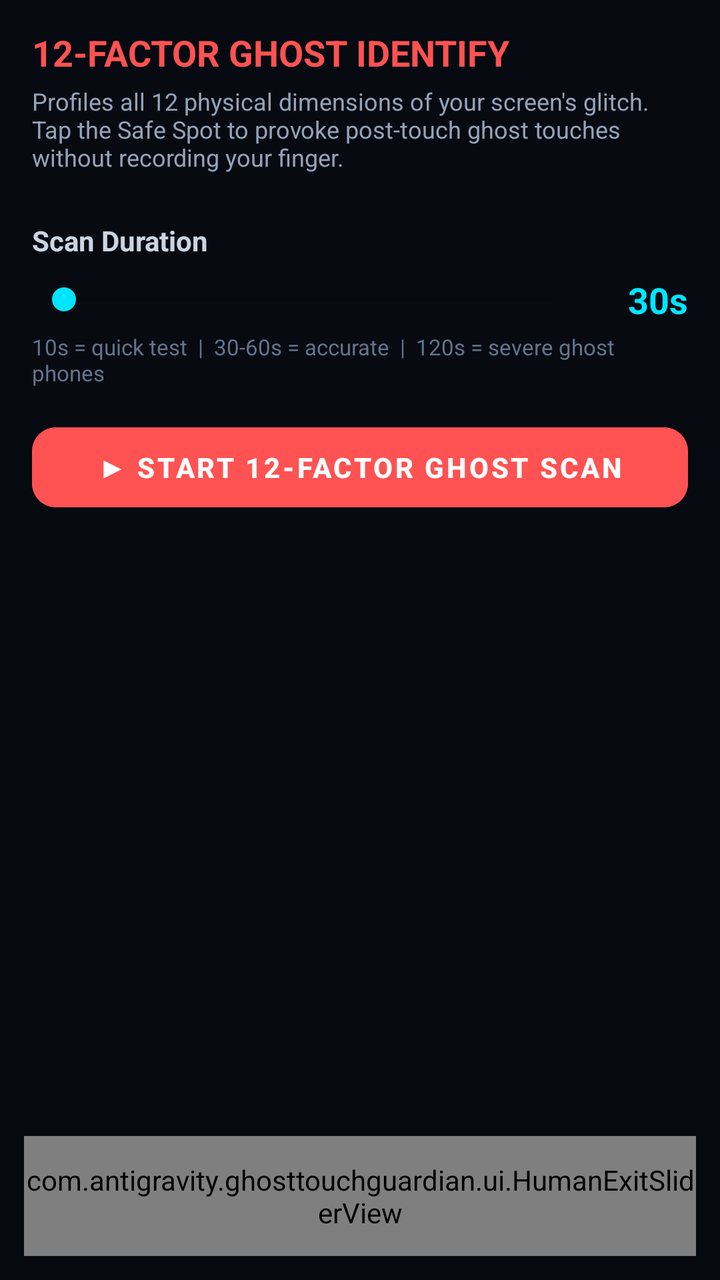
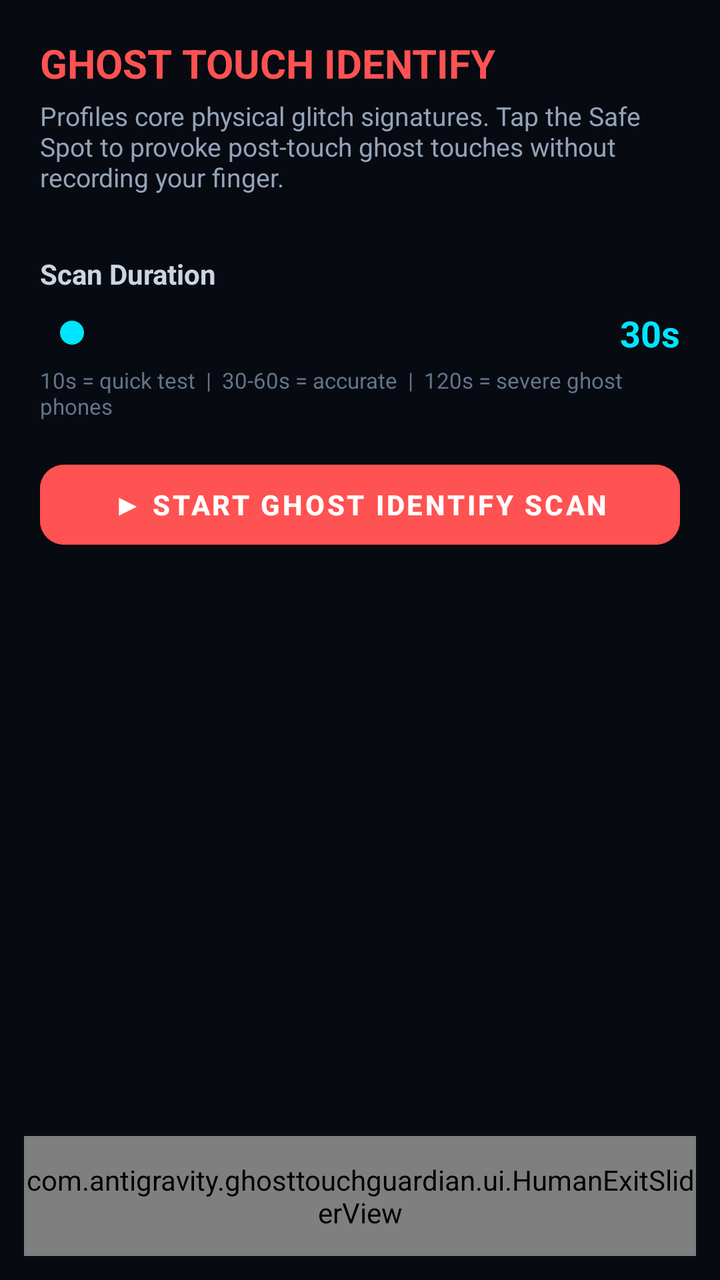

An Android layout rendered at two revisions. The XML below is the earlier revision; the diff shows what the commit changed to produce the second picture.
<!-- AndroidManifest.xml: activity theme Theme.GhostTouchGuardian.Fullscreen -->
<!-- res/layout/activity_ghost_identify.xml -->
<?xml version="1.0" encoding="utf-8"?>
<androidx.constraintlayout.widget.ConstraintLayout xmlns:android="http://schemas.android.com/apk/res/android"
    xmlns:app="http://schemas.android.com/apk/res-auto"
    android:layout_width="match_parent"
    android:layout_height="match_parent"
    android:background="#070A11">

    
    <LinearLayout
        android:id="@+id/identifyHeader"
        android:layout_width="match_parent"
        android:layout_height="wrap_content"
        android:orientation="vertical"
        android:paddingStart="16dp"
        android:paddingEnd="16dp"
        android:paddingTop="14dp"
        android:paddingBottom="8dp"
        app:layout_constraintTop_toTopOf="parent">

        <TextView
            android:layout_width="wrap_content"
            android:layout_height="wrap_content"
            android:text="12-FACTOR GHOST IDENTIFY"
            android:textColor="#FF5252"
            android:textSize="18sp"
            android:textStyle="bold" />

        <TextView
            android:layout_width="match_parent"
            android:layout_height="wrap_content"
            android:layout_marginTop="4dp"
            android:text="Profiles all 12 physical dimensions of your screen's glitch. Tap the Safe Spot to provoke post-touch ghost touches without recording your finger."
            android:textColor="#94A3B8"
            android:textSize="12sp" />
    </LinearLayout>

    
    <LinearLayout
        android:id="@+id/scanTimeSetup"
        android:layout_width="match_parent"
        android:layout_height="wrap_content"
        android:orientation="vertical"
        android:padding="16dp"
        app:layout_constraintTop_toBottomOf="@+id/identifyHeader">

        <TextView
            android:layout_width="wrap_content"
            android:layout_height="wrap_content"
            android:text="Scan Duration"
            android:textColor="#CBD5E1"
            android:textSize="14sp"
            android:textStyle="bold" />

        <LinearLayout
            android:layout_width="match_parent"
            android:layout_height="wrap_content"
            android:layout_marginTop="8dp"
            android:gravity="center_vertical"
            android:orientation="horizontal">

            <SeekBar
                android:id="@+id/seekScanTime"
                android:layout_width="0dp"
                android:layout_height="wrap_content"
                android:layout_weight="1"
                android:thumbTint="#00E5FF"
                android:progressTint="#00E5FF" />

            <TextView
                android:id="@+id/tvSelectedTime"
                android:layout_width="52dp"
                android:layout_height="wrap_content"
                android:gravity="end"
                android:text="30s"
                android:textColor="#00E5FF"
                android:textSize="18sp"
                android:textStyle="bold" />
        </LinearLayout>

        <TextView
            android:layout_width="match_parent"
            android:layout_height="wrap_content"
            android:layout_marginTop="4dp"
            android:text="10s = quick test  |  30-60s = accurate  |  120s = severe ghost phones"
            android:textColor="#64748B"
            android:textSize="11sp" />

        <com.google.android.material.button.MaterialButton
            android:id="@+id/btnStartScan"
            android:layout_width="match_parent"
            android:layout_height="52dp"
            android:layout_marginTop="14dp"
            android:backgroundTint="#FF5252"
            android:text="▶ START 12-FACTOR GHOST SCAN"
            android:textColor="#FFFFFF"
            android:textStyle="bold"
            app:cornerRadius="12dp" />
    </LinearLayout>

    
    <ScrollView
        android:id="@+id/scanActivePanel"
        android:layout_width="match_parent"
        android:layout_height="0dp"
        android:fillViewport="true"
        android:visibility="gone"
        app:layout_constraintBottom_toTopOf="@+id/humanExitSlider"
        app:layout_constraintEnd_toEndOf="parent"
        app:layout_constraintStart_toStartOf="parent"
        app:layout_constraintTop_toBottomOf="@+id/identifyHeader">

        <LinearLayout
            android:layout_width="match_parent"
            android:layout_height="wrap_content"
            android:gravity="center_horizontal"
            android:orientation="vertical"
            android:paddingStart="16dp"
            android:paddingEnd="16dp"
            android:paddingTop="4dp"
            android:paddingBottom="8dp">

            <LinearLayout
                android:layout_width="match_parent"
                android:layout_height="wrap_content"
                android:gravity="center_vertical"
                android:orientation="horizontal">

                <TextView
                    android:id="@+id/tvIdentifyCountdown"
                    android:layout_width="wrap_content"
                    android:layout_height="wrap_content"
                    android:text="30s"
                    android:textColor="#00E5FF"
                    android:textSize="32sp"
                    android:textStyle="bold" />

                <LinearLayout
                    android:layout_width="0dp"
                    android:layout_height="wrap_content"
                    android:layout_marginStart="14dp"
                    android:layout_weight="1"
                    android:orientation="vertical">

                    <TextView
                        android:id="@+id/tvCapturedSamples"
                        android:layout_width="wrap_content"
                        android:layout_height="wrap_content"
                        android:text="0 Ghost Samples Captured"
                        android:textColor="#FF5252"
                        android:textSize="14sp"
                        android:textStyle="bold" />

                    <TextView
                        android:id="@+id/tvLastFactor"
                        android:layout_width="wrap_content"
                        android:layout_height="wrap_content"
                        android:layout_marginTop="2dp"
                        android:text="Waiting for phantom touches..."
                        android:textColor="#94A3B8"
                        android:textSize="11sp" />
                </LinearLayout>
            </LinearLayout>

            
            <com.google.android.material.card.MaterialCardView
                android:layout_width="match_parent"
                android:layout_height="wrap_content"
                android:layout_marginTop="10dp"
                app:cardBackgroundColor="#0D1220"
                app:cardCornerRadius="12dp"
                app:cardElevation="0dp"
                app:strokeColor="#1E293B"
                app:strokeWidth="1dp">

                <LinearLayout
                    android:layout_width="match_parent"
                    android:layout_height="wrap_content"
                    android:orientation="vertical"
                    android:padding="12dp">

                    <TextView
                        android:layout_width="wrap_content"
                        android:layout_height="wrap_content"
                        android:text="LIVE 12-FACTOR TELEMETRY MATRIX"
                        android:textColor="#38BDF8"
                        android:textSize="11sp"
                        android:textStyle="bold" />

                    <TextView
                        android:id="@+id/tvFactorMatrix"
                        android:layout_width="match_parent"
                        android:layout_height="wrap_content"
                        android:layout_marginTop="6dp"
                        android:text="F1 Coordinates: —\nF2 Dwell Time: —\nF3 Contact Size: —\nF4 Accelerometer Impulse: —\nF5 Contact Pressure: —\nF6 History Depth: —\nF7 Hardware Clock Period: —\nF8 Post-Finger Latency: —\nF9 Kinematic Velocity: —\nF10 Ghost Confidence: —"
                        android:textColor="#CBD5E1"
                        android:textSize="11sp"
                        android:lineSpacingExtra="3dp"
                        android:fontFamily="monospace" />
                </LinearLayout>
            </com.google.android.material.card.MaterialCardView>

            
            <com.google.android.material.card.MaterialCardView
                android:id="@+id/cardFingerSafeSpot"
                android:layout_width="match_parent"
                android:layout_height="wrap_content"
                android:layout_marginTop="10dp"
                app:cardBackgroundColor="#0B132B"
                app:cardCornerRadius="14dp"
                app:cardElevation="0dp"
                app:strokeColor="#22C55E"
                app:strokeWidth="1.5dp">

                <LinearLayout
                    android:layout_width="match_parent"
                    android:layout_height="wrap_content"
                    android:gravity="center"
                    android:orientation="vertical"
                    android:padding="12dp">

                    <TextView
                        android:id="@+id/tvSafeSpotTitle"
                        android:layout_width="wrap_content"
                        android:layout_height="wrap_content"
                        android:text="🛡️ FINGER SAFE SPOT (TAP HERE)"
                        android:textColor="#22C55E"
                        android:textSize="13sp"
                        android:textStyle="bold" />

                    <TextView
                        android:id="@+id/tvSafeSpotDesc"
                        android:layout_width="wrap_content"
                        android:layout_height="wrap_content"
                        android:layout_marginTop="3dp"
                        android:gravity="center"
                        android:text="Tap your finger here to provoke post-touch ghost touches.\nTouches inside this green box are NEVER recorded as ghosts!"
                        android:textColor="#94A3B8"
                        android:textSize="11sp" />
                </LinearLayout>
            </com.google.android.material.card.MaterialCardView>

        </LinearLayout>
    </ScrollView>

    
    <ScrollView
        android:id="@+id/resultPanel"
        android:layout_width="match_parent"
        android:layout_height="0dp"
        android:fillViewport="true"
        android:visibility="gone"
        app:layout_constraintBottom_toTopOf="@+id/humanExitSlider"
        app:layout_constraintEnd_toEndOf="parent"
        app:layout_constraintStart_toStartOf="parent"
        app:layout_constraintTop_toBottomOf="@+id/identifyHeader">

        <LinearLayout
            android:layout_width="match_parent"
            android:layout_height="wrap_content"
            android:orientation="vertical"
            android:padding="16dp">

            <TextView
                android:layout_width="wrap_content"
                android:layout_height="wrap_content"
                android:text="12-FACTOR PROFILE IDENTIFIED"
                android:textColor="#00E5FF"
                android:textSize="16sp"
                android:textStyle="bold" />

            <com.google.android.material.card.MaterialCardView
                android:layout_width="match_parent"
                android:layout_height="wrap_content"
                android:layout_marginTop="10dp"
                app:cardBackgroundColor="#0D1220"
                app:cardCornerRadius="12dp"
                app:cardElevation="0dp"
                app:strokeColor="#2A364F"
                app:strokeWidth="1dp">

                <TextView
                    android:id="@+id/tvResultSummary"
                    android:layout_width="match_parent"
                    android:layout_height="wrap_content"
                    android:padding="14dp"
                    android:text=""
                    android:textColor="#CBD5E1"
                    android:textSize="12sp"
                    android:lineSpacingExtra="4dp"
                    android:fontFamily="monospace" />
            </com.google.android.material.card.MaterialCardView>

            <com.google.android.material.button.MaterialButton
                android:id="@+id/btnSaveFingerprint"
                android:layout_width="match_parent"
                android:layout_height="52dp"
                android:layout_marginTop="12dp"
                android:backgroundTint="#00E5FF"
                android:text="✅ SAVE 12-FACTOR FINGERPRINT &amp; ACTIVATE"
                android:textColor="#070A11"
                android:textStyle="bold"
                android:visibility="gone"
                app:cornerRadius="12dp" />

            <com.google.android.material.button.MaterialButton
                android:id="@+id/btnDiscardScan"
                style="@style/Widget.MaterialComponents.Button.OutlinedButton"
                android:layout_width="match_parent"
                android:layout_height="46dp"
                android:layout_marginTop="8dp"
                android:text="Discard &amp; Try Again"
                android:textColor="#64748B"
                app:cornerRadius="12dp"
                app:strokeColor="#334155" />
        </LinearLayout>
    </ScrollView>

    
    <com.antigravity.ghosttouchguardian.ui.HumanExitSliderView
        android:id="@+id/humanExitSlider"
        android:layout_width="match_parent"
        android:layout_height="60dp"
        android:layout_marginStart="12dp"
        android:layout_marginEnd="12dp"
        android:layout_marginBottom="12dp"
        app:layout_constraintBottom_toBottomOf="parent"
        app:layout_constraintEnd_toEndOf="parent"
        app:layout_constraintStart_toStartOf="parent" />

</androidx.constraintlayout.widget.ConstraintLayout>
<!-- resources referenced by this layout -->
<resources>
  <style name="Theme.GhostTouchGuardian.Fullscreen" parent="Theme.GhostTouchGuardian">
          <item name="android:windowFullscreen">true</item>
          <item name="android:windowContentOverlay">@null</item>
      </style>
  <style name="Theme.GhostTouchGuardian" parent="Theme.MaterialComponents.DayNight.NoActionBar">
          <item name="colorPrimary">@color/accent_blue</item>
          <item name="colorPrimaryVariant">@color/accent_cyan</item>
          <item name="colorOnPrimary">@color/black</item>
          <item name="android:windowBackground">@color/amoled_black</item>
          <item name="android:statusBarColor">@color/amoled_black</item>
          <item name="android:navigationBarColor">@color/amoled_black</item>
      </style>
  <color name="accent_blue">#3D7EFE</color>
  <color name="accent_cyan">#00D2FF</color>
  <color name="black">#000000</color>
  <color name="amoled_black">#05070A</color>
</resources>

<!-- the commit's change to res/layout/activity_ghost_identify.xml (unified diff, before → after) -->
@@ -11,27 +11,27 @@
         android:layout_width="match_parent"
         android:layout_height="wrap_content"
         android:orientation="vertical"
-        android:paddingStart="16dp"
-        android:paddingEnd="16dp"
-        android:paddingTop="14dp"
-        android:paddingBottom="8dp"
+        android:paddingStart="20dp"
+        android:paddingEnd="20dp"
+        android:paddingTop="18dp"
+        android:paddingBottom="10dp"
         app:layout_constraintTop_toTopOf="parent">
 
         <TextView
             android:layout_width="wrap_content"
             android:layout_height="wrap_content"
-            android:text="12-FACTOR GHOST IDENTIFY"
+            android:text="GHOST TOUCH IDENTIFY"
             android:textColor="#FF5252"
-            android:textSize="18sp"
+            android:textSize="20sp"
             android:textStyle="bold" />
 
         <TextView
             android:layout_width="match_parent"
             android:layout_height="wrap_content"
             android:layout_marginTop="4dp"
-            android:text="Profiles all 12 physical dimensions of your screen's glitch. Tap the Safe Spot to provoke post-touch ghost touches without recording your finger."
+            android:text="Profiles core physical glitch signatures. Tap the Safe Spot to provoke post-touch ghost touches without recording your finger."
             android:textColor="#94A3B8"
-            android:textSize="12sp" />
+            android:textSize="13sp" />
     </LinearLayout>
 
     
@@ -40,7 +40,7 @@
         android:layout_width="match_parent"
         android:layout_height="wrap_content"
         android:orientation="vertical"
-        android:padding="16dp"
+        android:padding="20dp"
         app:layout_constraintTop_toBottomOf="@+id/identifyHeader">
 
         <TextView
@@ -89,20 +89,25 @@
             android:id="@+id/btnStartScan"
             android:layout_width="match_parent"
             android:layout_height="52dp"
-            android:layout_marginTop="14dp"
+            android:layout_marginTop="16dp"
             android:backgroundTint="#FF5252"
-            android:text="▶ START 12-FACTOR GHOST SCAN"
+            android:text="▶ START GHOST IDENTIFY SCAN"
             android:textColor="#FFFFFF"
             android:textStyle="bold"
             app:cornerRadius="12dp" />
     </LinearLayout>
 
     
-    <ScrollView
+    <LinearLayout
         android:id="@+id/scanActivePanel"
         android:layout_width="match_parent"
         android:layout_height="0dp"
-        android:fillViewport="true"
+        android:gravity="center_horizontal"
+        android:orientation="vertical"
+        android:paddingStart="20dp"
+        android:paddingEnd="20dp"
+        android:paddingTop="6dp"
+        android:paddingBottom="8dp"
         android:visibility="gone"
         app:layout_constraintBottom_toTopOf="@+id/humanExitSlider"
         app:layout_constraintEnd_toEndOf="parent"
@@ -112,208 +117,188 @@
         <LinearLayout
             android:layout_width="match_parent"
             android:layout_height="wrap_content"
-            android:gravity="center_horizontal"
-            android:orientation="vertical"
-            android:paddingStart="16dp"
-            android:paddingEnd="16dp"
-            android:paddingTop="4dp"
-            android:paddingBottom="8dp">
+            android:gravity="center_vertical"
+            android:orientation="horizontal">
+
+            <TextView
+                android:id="@+id/tvIdentifyCountdown"
+                android:layout_width="wrap_content"
+                android:layout_height="wrap_content"
+                android:text="30s"
+                android:textColor="#00E5FF"
+                android:textSize="36sp"
+                android:textStyle="bold" />
+
+            <LinearLayout
+                android:layout_width="0dp"
+                android:layout_height="wrap_content"
+                android:layout_marginStart="16dp"
+                android:layout_weight="1"
+                android:orientation="vertical">
+
+                <TextView
+                    android:id="@+id/tvCapturedSamples"
+                    android:layout_width="wrap_content"
+                    android:layout_height="wrap_content"
+                    android:text="0 Ghost Samples Captured"
+                    android:textColor="#FF5252"
+                    android:textSize="15sp"
+                    android:textStyle="bold" />
+
+                <TextView
+                    android:id="@+id/tvLastFactor"
+                    android:layout_width="wrap_content"
+                    android:layout_height="wrap_content"
+                    android:layout_marginTop="2dp"
+                    android:text="Waiting for phantom glitches..."
+                    android:textColor="#94A3B8"
+                    android:textSize="12sp" />
+            </LinearLayout>
+        </LinearLayout>
+
+        
+        <com.google.android.material.card.MaterialCardView
+            android:layout_width="match_parent"
+            android:layout_height="wrap_content"
+            android:layout_marginTop="14dp"
+            app:cardBackgroundColor="#0D1220"
+            app:cardCornerRadius="14dp"
+            app:cardElevation="0dp"
+            app:strokeColor="#1E293B"
+            app:strokeWidth="1dp">
 
             <LinearLayout
                 android:layout_width="match_parent"
                 android:layout_height="wrap_content"
-                android:gravity="center_vertical"
-                android:orientation="horizontal">
-
-                <TextView
-                    android:id="@+id/tvIdentifyCountdown"
-                    android:layout_width="wrap_content"
-                    android:layout_height="wrap_content"
-                    android:text="30s"
-                    android:textColor="#00E5FF"
-                    android:textSize="32sp"
+                android:orientation="vertical"
+                android:padding="14dp">
+
+                <TextView
+                    android:layout_width="wrap_content"
+                    android:layout_height="wrap_content"
+                    android:text="CORE PHYSICAL GLITCH FACTORS"
+                    android:textColor="#38BDF8"
+                    android:textSize="12sp"
                     android:textStyle="bold" />
 
-                <LinearLayout
-                    android:layout_width="0dp"
-                    android:layout_height="wrap_content"
-                    android:layout_marginStart="14dp"
-                    android:layout_weight="1"
-                    android:orientation="vertical">
-
-                    <TextView
-                        android:id="@+id/tvCapturedSamples"
-                        android:layout_width="wrap_content"
-                        android:layout_height="wrap_content"
-                        android:text="0 Ghost Samples Captured"
-                        android:textColor="#FF5252"
-                        android:textSize="14sp"
-                        android:textStyle="bold" />
-
-                    <TextView
-                        android:id="@+id/tvLastFactor"
-                        android:layout_width="wrap_content"
-                        android:layout_height="wrap_content"
-                        android:layout_marginTop="2dp"
-                        android:text="Waiting for phantom touches..."
-                        android:textColor="#94A3B8"
-                        android:textSize="11sp" />
-                </LinearLayout>
+                <TextView
+                    android:id="@+id/tvFactorMatrix"
+                    android:layout_width="match_parent"
+                    android:layout_height="wrap_content"
+                    android:layout_marginTop="8dp"
+                    android:text="📍 Glitch Zone: —\n⏱ Dwell Time: —\n⚡ Physical Shockwave: —\n🔄 Trailing Echo: —"
+                    android:textColor="#CBD5E1"
+                    android:textSize="12sp"
+                    android:lineSpacingExtra="5dp" />
             </LinearLayout>
-
-            
-            <com.google.android.material.card.MaterialCardView
+        </com.google.android.material.card.MaterialCardView>
+
+        
+        <com.google.android.material.card.MaterialCardView
+            android:id="@+id/cardFingerSafeSpot"
+            android:layout_width="match_parent"
+            android:layout_height="wrap_content"
+            android:layout_marginTop="14dp"
+            app:cardBackgroundColor="#0B132B"
+            app:cardCornerRadius="14dp"
+            app:cardElevation="0dp"
+            app:strokeColor="#22C55E"
+            app:strokeWidth="1.5dp">
+
+            <LinearLayout
                 android:layout_width="match_parent"
                 android:layout_height="wrap_content"
-                android:layout_marginTop="10dp"
-                app:cardBackgroundColor="#0D1220"
-                app:cardCornerRadius="12dp"
-                app:cardElevation="0dp"
-                app:strokeColor="#1E293B"
-                app:strokeWidth="1dp">
-
-                <LinearLayout
-                    android:layout_width="match_parent"
-                    android:layout_height="wrap_content"
-                    android:orientation="vertical"
-                    android:padding="12dp">
-
-                    <TextView
-                        android:layout_width="wrap_content"
-                        android:layout_height="wrap_content"
-                        android:text="LIVE 12-FACTOR TELEMETRY MATRIX"
-                        android:textColor="#38BDF8"
-                        android:textSize="11sp"
-                        android:textStyle="bold" />
-
-                    <TextView
-                        android:id="@+id/tvFactorMatrix"
-                        android:layout_width="match_parent"
-                        android:layout_height="wrap_content"
-                        android:layout_marginTop="6dp"
-                        android:text="F1 Coordinates: —\nF2 Dwell Time: —\nF3 Contact Size: —\nF4 Accelerometer Impulse: —\nF5 Contact Pressure: —\nF6 History Depth: —\nF7 Hardware Clock Period: —\nF8 Post-Finger Latency: —\nF9 Kinematic Velocity: —\nF10 Ghost Confidence: —"
-                        android:textColor="#CBD5E1"
-                        android:textSize="11sp"
-                        android:lineSpacingExtra="3dp"
-                        android:fontFamily="monospace" />
-                </LinearLayout>
-            </com.google.android.material.card.MaterialCardView>
-
-            
-            <com.google.android.material.card.MaterialCardView
-                android:id="@+id/cardFingerSafeSpot"
-                android:layout_width="match_parent"
-                android:layout_height="wrap_content"
-                android:layout_marginTop="10dp"
-                app:cardBackgroundColor="#0B132B"
-                app:cardCornerRadius="14dp"
-                app:cardElevation="0dp"
-                app:strokeColor="#22C55E"
-                app:strokeWidth="1.5dp">
-
-                <LinearLayout
-                    android:layout_width="match_parent"
-                    android:layout_height="wrap_content"
+                android:gravity="center"
+                android:orientation="vertical"
+                android:padding="14dp">
+
+                <TextView
+                    android:id="@+id/tvSafeSpotTitle"
+                    android:layout_width="wrap_content"
+                    android:layout_height="wrap_content"
+                    android:text="🛡️ FINGER SAFE SPOT (TAP HERE)"
+                    android:textColor="#22C55E"
+                    android:textSize="13sp"
+                    android:textStyle="bold" />
+
+                <TextView
+                    android:id="@+id/tvSafeSpotDesc"
+                    android:layout_width="wrap_content"
+                    android:layout_height="wrap_content"
+                    android:layout_marginTop="3dp"
                     android:gravity="center"
-                    android:orientation="vertical"
-                    android:padding="12dp">
-
-                    <TextView
-                        android:id="@+id/tvSafeSpotTitle"
-                        android:layout_width="wrap_content"
-                        android:layout_height="wrap_content"
-                        android:text="🛡️ FINGER SAFE SPOT (TAP HERE)"
-                        android:textColor="#22C55E"
-                        android:textSize="13sp"
-                        android:textStyle="bold" />
-
-                    <TextView
-                        android:id="@+id/tvSafeSpotDesc"
-                        android:layout_width="wrap_content"
-                        android:layout_height="wrap_content"
-                        android:layout_marginTop="3dp"
-                        android:gravity="center"
-                        android:text="Tap your finger here to provoke post-touch ghost touches.\nTouches inside this green box are NEVER recorded as ghosts!"
-                        android:textColor="#94A3B8"
-                        android:textSize="11sp" />
-                </LinearLayout>
-            </com.google.android.material.card.MaterialCardView>
-
-        </LinearLayout>
-    </ScrollView>
-
-    
-    <ScrollView
+                    android:text="Tap your finger here to provoke post-touch ghost touches.\nTouches inside this green box are NEVER recorded as ghosts!"
+                    android:textColor="#94A3B8"
+                    android:textSize="11sp" />
+            </LinearLayout>
+        </com.google.android.material.card.MaterialCardView>
+    </LinearLayout>
+
+    
+    <LinearLayout
         android:id="@+id/resultPanel"
         android:layout_width="match_parent"
-        android:layout_height="0dp"
-        android:fillViewport="true"
+        android:layout_height="wrap_content"
+        android:orientation="vertical"
+        android:padding="20dp"
         android:visibility="gone"
         app:layout_constraintBottom_toTopOf="@+id/humanExitSlider"
         app:layout_constraintEnd_toEndOf="parent"
         app:layout_constraintStart_toStartOf="parent"
         app:layout_constraintTop_toBottomOf="@+id/identifyHeader">
 
-        <LinearLayout
-            android:layout_width="match_parent"
-            android:layout_height="wrap_content"
-            android:orientation="vertical"
-            android:padding="16dp">
+        <TextView
+            android:layout_width="wrap_content"
+            android:layout_height="wrap_content"
+            android:text="GLITCH PROFILE LEARNED"
+            android:textColor="#00E5FF"
+            android:textSize="17sp"
+            android:textStyle="bold" />
+
+        <com.google.android.material.card.MaterialCardView
+            android:layout_width="match_parent"
+            android:layout_height="wrap_content"
+            android:layout_marginTop="12dp"
+            app:cardBackgroundColor="#0D1220"
+            app:cardCornerRadius="14dp"
+            app:cardElevation="0dp"
+            app:strokeColor="#2A364F"
+            app:strokeWidth="1dp">
 
             <TextView
-                android:layout_width="wrap_content"
-                android:layout_height="wrap_content"
-                android:text="12-FACTOR PROFILE IDENTIFIED"
-                android:textColor="#00E5FF"
-                android:textSize="16sp"
-                android:textStyle="bold" />
-
-            <com.google.android.material.card.MaterialCardView
+                android:id="@+id/tvResultSummary"
                 android:layout_width="match_parent"
                 android:layout_height="wrap_content"
-                android:layout_marginTop="10dp"
-                app:cardBackgroundColor="#0D1220"
-                app:cardCornerRadius="12dp"
-                app:cardElevation="0dp"
-                app:strokeColor="#2A364F"
-                app:strokeWidth="1dp">
-
-                <TextView
-                    android:id="@+id/tvResultSummary"
-                    android:layout_width="match_parent"
-                    android:layout_height="wrap_content"
-                    android:padding="14dp"
-                    android:text=""
-                    android:textColor="#CBD5E1"
-                    android:textSize="12sp"
-                    android:lineSpacingExtra="4dp"
-                    android:fontFamily="monospace" />
-            </com.google.android.material.card.MaterialCardView>
-
-            <com.google.android.material.button.MaterialButton
-                android:id="@+id/btnSaveFingerprint"
-                android:layout_width="match_parent"
-                android:layout_height="52dp"
-                android:layout_marginTop="12dp"
-                android:backgroundTint="#00E5FF"
-                android:text="✅ SAVE 12-FACTOR FINGERPRINT &amp; ACTIVATE"
-                android:textColor="#070A11"
-                android:textStyle="bold"
-                android:visibility="gone"
-                app:cornerRadius="12dp" />
-
-            <com.google.android.material.button.MaterialButton
-                android:id="@+id/btnDiscardScan"
-                style="@style/Widget.MaterialComponents.Button.OutlinedButton"
-                android:layout_width="match_parent"
-                android:layout_height="46dp"
-                android:layout_marginTop="8dp"
-                android:text="Discard &amp; Try Again"
-                android:textColor="#64748B"
-                app:cornerRadius="12dp"
-                app:strokeColor="#334155" />
-        </LinearLayout>
-    </ScrollView>
+                android:padding="16dp"
+                android:text=""
+                android:textColor="#CBD5E1"
+                android:textSize="13sp"
+                android:lineSpacingExtra="5dp" />
+        </com.google.android.material.card.MaterialCardView>
+
+        <com.google.android.material.button.MaterialButton
+            android:id="@+id/btnSaveFingerprint"
+            android:layout_width="match_parent"
+            android:layout_height="52dp"
+            android:layout_marginTop="14dp"
+            android:backgroundTint="#00E5FF"
+            android:text="✅ SAVE &amp; ACTIVATE SHIELD"
+            android:textColor="#070A11"
+            android:textStyle="bold"
+            android:visibility="gone"
+            app:cornerRadius="12dp" />
+
+        <com.google.android.material.button.MaterialButton
+            android:id="@+id/btnDiscardScan"
+            style="@style/Widget.MaterialComponents.Button.OutlinedButton"
+            android:layout_width="match_parent"
+            android:layout_height="46dp"
+            android:layout_marginTop="8dp"
+            android:text="Discard &amp; Try Again"
+            android:textColor="#64748B"
+            app:cornerRadius="12dp"
+            app:strokeColor="#334155" />
+    </LinearLayout>
 
     
     <com.antigravity.ghosttouchguardian.ui.HumanExitSliderView
